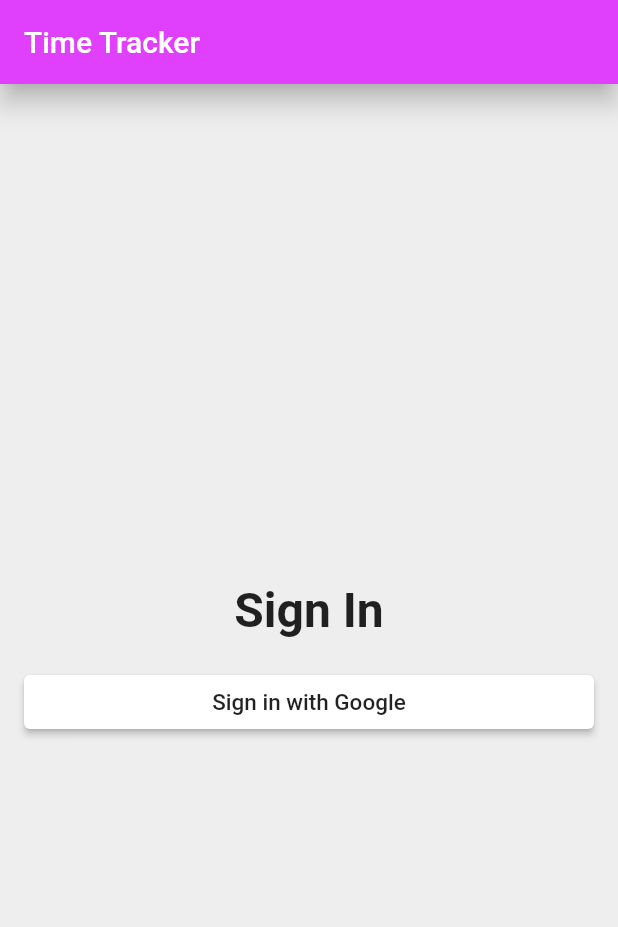
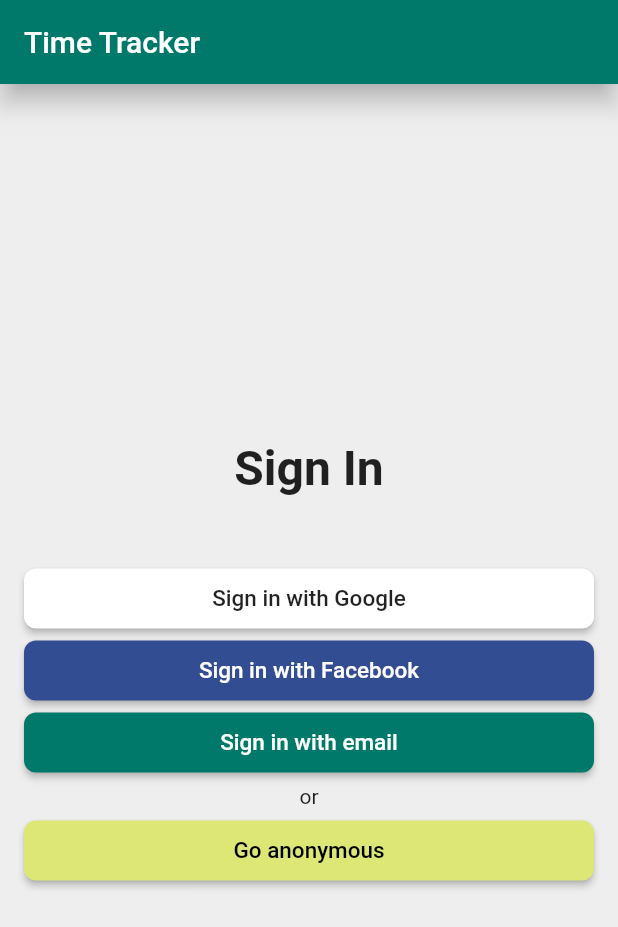
Before and after one commit to Code4Blessings/flutterfire_time_tracker_app, a Flutter app: the screen it shows after launch, after a tap on "Sign in with Google", on a phone screen of 412 x 824 dp. Shown: the top 927 px of the screen. Run offline on Flutter 3.47's test engine with Material 2 defaults, Android fonts, the phone set to English and light mode, and no system bars; missing offline and left inert: dart:ffi.

Commit message:
Created more buttons and added an images directory

```diff
--- a/lib/app/sign_in/sign_in_page.dart
+++ b/lib/app/sign_in/sign_in_page.dart
@@ -1,4 +1,5 @@
 import 'package:flutter/material.dart';
+import 'package:flutterfire_time_tracker_app/app/sign_in/signin_button.dart';
 import 'package:flutterfire_time_tracker_app/common_widgets/custom_raised_button.dart';
 
 class SignInPage extends StatelessWidget {
@@ -29,20 +30,43 @@ class SignInPage extends StatelessWidget {
               fontWeight: FontWeight.w600,
             ),
           ),
+          SizedBox(height: 48.0),
+          SignInButton(
+           text: 'Sign in with Google',
+            textColor: Colors.black87,
+            color: Colors.white,
+            onPressed: () {},
+          ),
           SizedBox(height: 8.0),
-          SizedBox(height: 10),
-          CustomRaisedButton(
-            child: Text(
-              'Sign in with Google',
-              style: TextStyle(
-                color: Colors.black87,
-                fontSize: 15.0,
-              ),
+          SignInButton(
+            text: 'Sign in with Facebook',
+            textColor: Colors.white,
+            color: Color(0xFF334D92),
+            onPressed: () {},
+          ),
+          SizedBox(height: 8.0),
+          SignInButton(
+            text: 'Sign in with email',
+            textColor: Colors.white,
+            color: Colors.teal[700],
+            onPressed: () {},
+          ),
+          SizedBox(height: 8.0),
+          Text(
+              'or',
+            style: TextStyle(
+              fontSize: 14.0,
+              color: Colors.black87,
             ),
-            color: Colors.white,
-            borderRadius: 4.0,
+            textAlign: TextAlign.center,
+          ),
+          SizedBox(height: 8.0),
+          SignInButton(
+            text: 'Go anonymous',
+            textColor: Colors.black,
+            color: Colors.lime[300],
             onPressed: () {},
-          )
+          ),
         ],
       ),
     );
--- /dev/null
+++ b/lib/app/sign_in/signin_button.dart
@@ -0,0 +1,23 @@
+import 'package:flutterfire_time_tracker_app/common_widgets/custom_raised_button.dart';
+import 'package:flutter/material.dart';
+
+class SignInButton extends CustomRaisedButton {
+  SignInButton({
+    String text,
+    Color color,
+    Color textColor,
+    VoidCallback onPressed,
+}) : super(
+    child: Text(
+        text,
+        style: TextStyle(
+            color: textColor,
+            fontSize: 15.0
+        ),
+    ),
+    color: color,
+    height: 40.0,
+    borderRadius: 8.0,
+    onPressed: onPressed,
+  );
+}
--- a/lib/common_widgets/custom_raised_button.dart
+++ b/lib/common_widgets/custom_raised_button.dart
@@ -6,14 +6,22 @@ class CustomRaisedButton extends StatelessWidget {
   final Widget child;
   final Color color;
   final double borderRadius;
+  final double height;
   final VoidCallback onPressed;
 
-  const CustomRaisedButton(
-      {this.color, this.borderRadius, this.onPressed, this.child});
+  const CustomRaisedButton({
+    this.color,
+    this.borderRadius: 2.0,
+    this.onPressed,
+    this.child,
+    this.height: 50.0,
+  });
 
   @override
   Widget build(BuildContext context) {
-    return RaisedButton(
+    return SizedBox(
+      height: height,
+      child: RaisedButton(
         child: child,
         color: color,
         shape: RoundedRectangleBorder(
@@ -21,6 +29,7 @@ class CustomRaisedButton extends StatelessWidget {
           Radius.circular(borderRadius),
         )),
         onPressed: onPressed,
+      ),
     );
   }
 }
--- a/lib/main.dart
+++ b/lib/main.dart
@@ -11,7 +11,7 @@ class MyApp extends StatelessWidget {
     return MaterialApp(
       title: 'Time Tracker',
       theme: ThemeData(
-        primaryColor: Colors.purpleAccent,
+        primaryColor: Colors.teal[700],
       ),
       home: SignInPage()
       );
```
Also changed, not shown: lib/app/sign_in/sign_in_button.dart (deleted), lib/app/sign_in/social_siginin_button.dart (added). Lines whose indentation alone changed are shown as unchanged.
